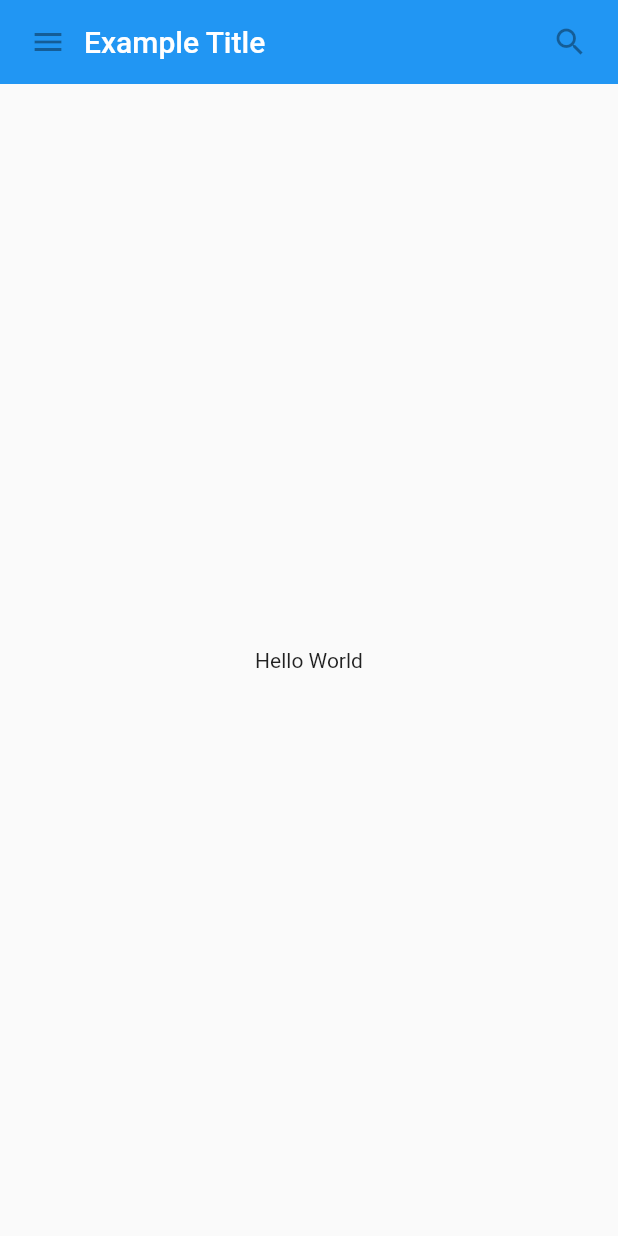
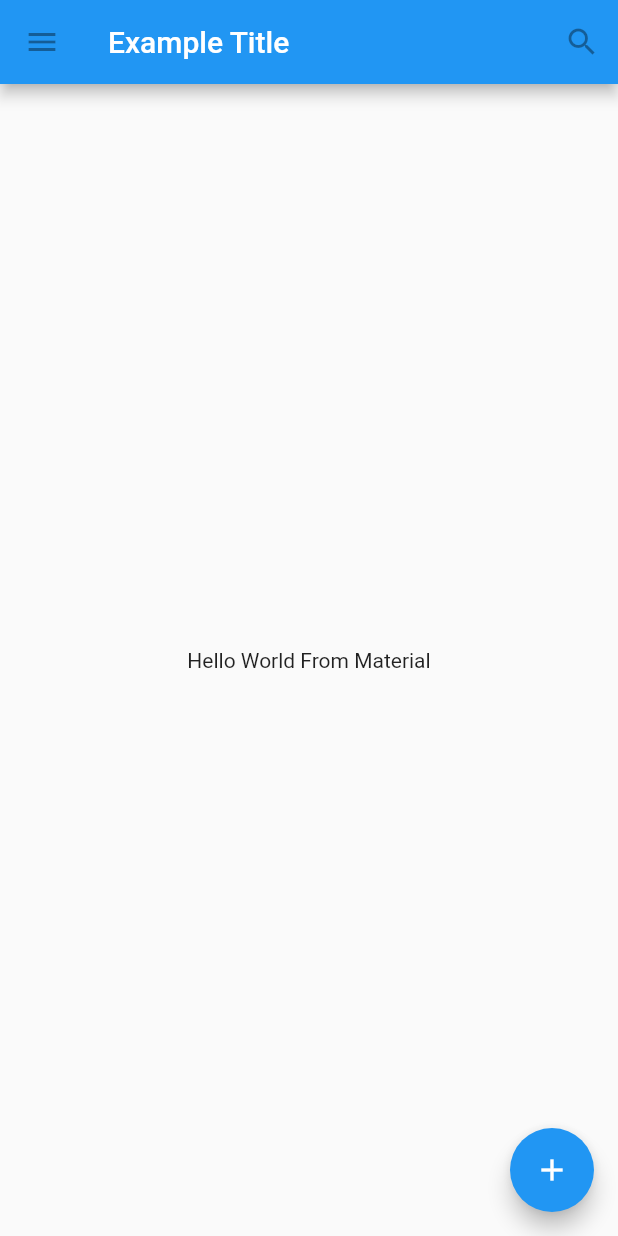
Before and after one commit to m-ata/flutter-test-app, a Flutter app: the screen it shows after launch, on a phone screen of 412 x 824 dp. Run offline on Flutter 3.47's test engine with Material 2 defaults, Android fonts, the phone set to English and light mode, and no system bars.

Commit message:
hello world from material app

```diff
--- a/lib/main.dart
+++ b/lib/main.dart
@@ -2,62 +2,91 @@ import 'package:flutter/material.dart';
 
 void main() {
   runApp(MaterialApp(
-    title: 'My App',
-    home: SafeArea(
-      child: MyScaffoldWidget(),
-    ),
+    title: 'Flutter Tutorial',
+    home: TutorialHome()
   ));
 }
-class MyAppBar extends StatelessWidget {
-  MyAppBar({this.title});
 
-  final Widget title;
+class TutorialHome extends StatelessWidget {
   @override
   Widget build(BuildContext context) {
-    return Container(
-      height: 56.0,
-      padding: const EdgeInsets.symmetric(horizontal: 8.0),
-      decoration: BoxDecoration(color: Colors.blue),
-      child: Row(
-        children: <Widget>[
+    return Scaffold(
+      appBar: AppBar(
+        leading: IconButton(
+          icon: Icon(Icons.menu),
+          tooltip: 'Navigation Menu',
+          onPressed: null,
+        ),
+        title: Text('Example Title'),
+        actions: <Widget>[
           IconButton(
-              icon: (Icon(Icons.menu)),
+              icon: (Icon(Icons.search)),
               onPressed: null,
-              tooltip: 'Navigation Menu',
-          ),
-          Expanded(
-              child: title
-          ),
-          IconButton(
-              icon: Icon(Icons.search),
-              tooltip: 'Search',
-              onPressed: null
+              tooltip: 'Search'
           )
         ],
+      ),
+      body: Center(
+        child: Text('Hello World From Material'),
+      ),
+      floatingActionButton: FloatingActionButton(
+        tooltip: 'Add',
+        child: Icon(Icons.add),
+        onPressed: null,
       ),
     );
   }
 }
+// class MyAppBar extends StatelessWidget {
+//   MyAppBar({this.title});
+//
+//   final Widget title;
+//   @override
+//   Widget build(BuildContext context) {
+//     return Container(
+//       height: 56.0,
+//       padding: const EdgeInsets.symmetric(horizontal: 8.0),
+//       decoration: BoxDecoration(color: Colors.blue),
+//       child: Row(
+//         children: <Widget>[
+//           IconButton(
+//               icon: (Icon(Icons.menu)),
+//               onPressed: null,
+//               tooltip: 'Navigation Menu',
+//           ),
+//           Expanded(
+//               child: title
+//           ),
+//           IconButton(
+//               icon: Icon(Icons.search),
+//               tooltip: 'Search',
+//               onPressed: null
+//           )
+//         ],
+//       ),
+//     );
+//   }
+// }
 
-class MyScaffoldWidget extends StatelessWidget {
-  @override
-  Widget build(BuildContext context) {
-    return Material(
-      child: Column(
-        children: <Widget>[
-          MyAppBar(
-            title: Text(
-              'Example Title',
-              style: Theme.of(context).primaryTextTheme.headline6,
-            ),
-          ),
-          Expanded(
-              child: Center(
-               child: Text('Hello World'),
-              )
-          )
-        ],
-      ),
-    );
-  }
-}
+// class MyScaffoldWidget extends StatelessWidget {
+//   @override
+//   Widget build(BuildContext context) {
+//     return Material(
+//       child: Column(
+//         children: <Widget>[
+//           MyAppBar(
+//             title: Text(
+//               'Example Title',
+//               style: Theme.of(context).primaryTextTheme.headline6,
+//             ),
+//           ),
+//           Expanded(
+//               child: Center(
+//                child: Text('Hello World'),
+//               )
+//           )
+//         ],
+//       ),
+//     );
+//   }
+// }
```
Also changed, not shown: 8 other files.
